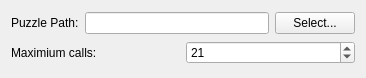
omllobet/kmagnet, file src/prefs_base.ui: the form before one commit.
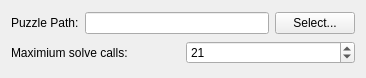
The form after the commit.

The edit to the form file:
```diff
--- a/src/prefs_base.ui
+++ b/src/prefs_base.ui
@@ -37,7 +37,7 @@
      <item>
       <widget class="QLabel" name="textLabel1">
        <property name="text">
-        <string>Maximium calls:</string>
+        <string>Maximium solve calls:</string>
        </property>
        <property name="wordWrap">
         <bool>false</bool>
```
Left out of the diff: 4 changed lines with no effect on the pictures.
